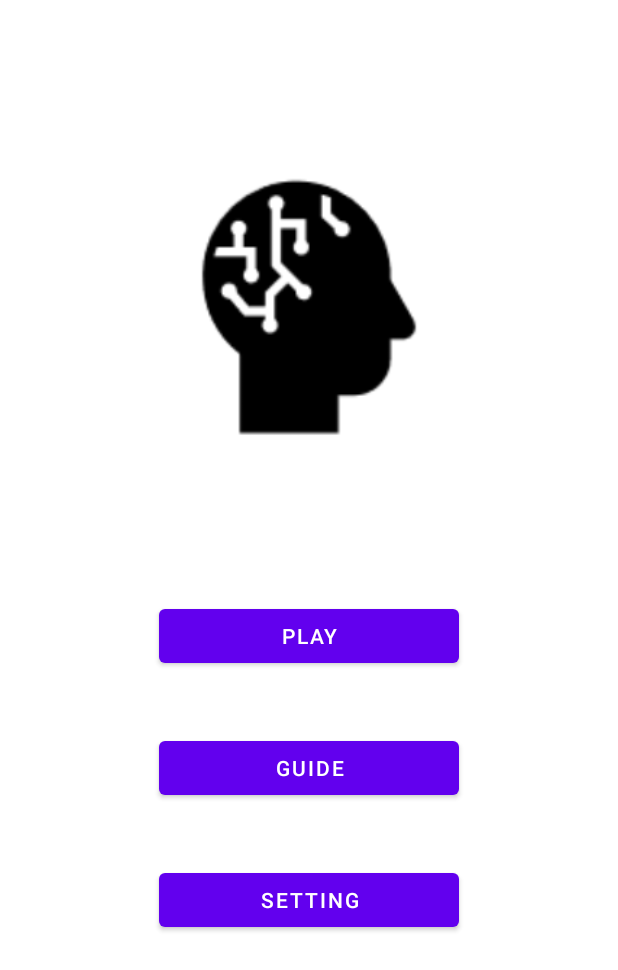
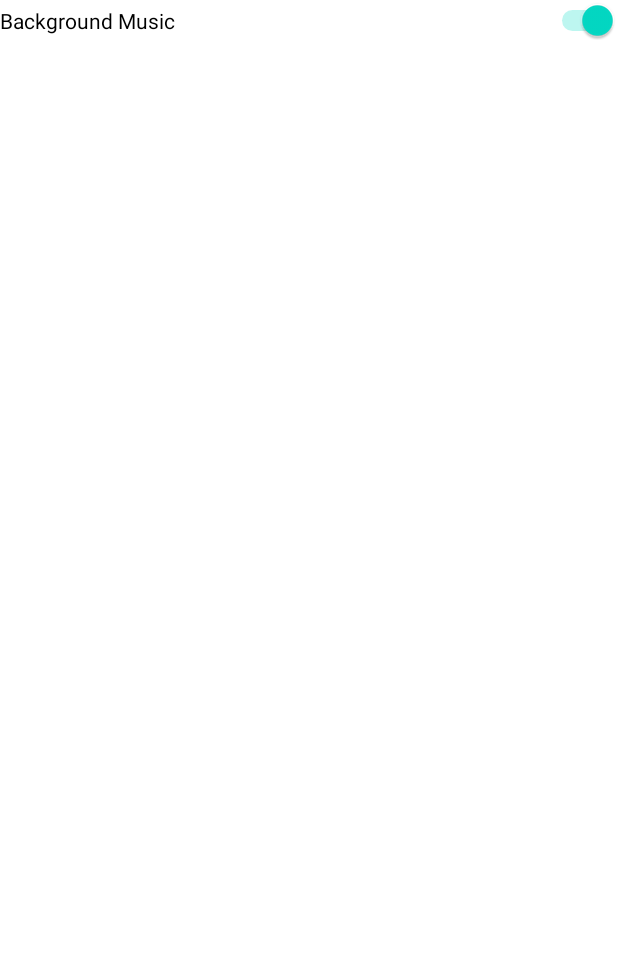
Before and after one commit to WenyiTang/AndroidCA, an Android app: the screen it shows after launch (MainActivity before the commit, SettingPage after it), after a tap on "SETTING", on a phone screen of 412 x 824 dp. Shown: the top 970 px of the screen. Run offline under Robolectric (Android 15) with nearby library versions, the phone set to English and light mode, and no system bars.

Commit message:
setting page up, mute button not working

```diff
--- a/app/src/main/AndroidManifest.xml
+++ b/app/src/main/AndroidManifest.xml
@@ -15,7 +15,7 @@
         android:theme="@style/Theme.CA"
         android:usesCleartextTraffic="true">
         <activity
-            android:name=".UserSettings"
+            android:name=".SettingPage"
             android:exported="false" />
         <activity
             android:name=".Guide"
--- a/app/src/main/java/iss/workshop/ca/MusicManager.java
+++ b/app/src/main/java/iss/workshop/ca/MusicManager.java
@@ -19,12 +19,16 @@ public class MusicManager {
     private static int currentMusic = -1;
     private static int previousMusic =-1;
 
-    public static float getMusicVolume(Context context){
-        /*SharedPreferences sharedPreferences = PreferenceManager.getDefaultSharedPreferences(context);
-        float volume = sharedPreferences.getFloat("volume",1f);*/
-        float volume = 1f;
+    /*public static float getMusicVolume(Context context){
+        SharedPreferences sharedPref = context.getApplicationContext().getSharedPreferences("volume", Context.MODE_PRIVATE);
+        float volume = sharedPref.getFloat("volume",0.5f);
+
+        //SharedPreferences pref = PreferenceManager.getDefaultSharedPreferences(context);
+        //float volume = pref.getFloat("volume",0.5f);
+
+
         return volume;
-    }
+    }*/
 
     public static void start(Context context, int music){
         start(context, music, false);
@@ -68,7 +72,7 @@ public class MusicManager {
             }
             players.put(music,mp);
             try{
-                mp.setVolume(getMusicVolume(context),getMusicVolume(context));
+                mp.setVolume(SettingPage.getMusicVolume(context),SettingPage.getMusicVolume(context));
                 mp.setLooping(true);
                 mp.start();
             }
--- a/app/src/main/java/iss/workshop/ca/SettingPage.java
+++ b/app/src/main/java/iss/workshop/ca/SettingPage.java
@@ -1,69 +1,99 @@
 package iss.workshop.ca;
 
+import android.content.Context;
 import android.content.SharedPreferences;
 import android.os.Bundle;
+import android.preference.PreferenceManager;
 import android.view.View;
 import android.widget.CompoundButton;
 import android.widget.Switch;
+import android.widget.Toast;
 
 import androidx.appcompat.app.AppCompatActivity;
 
-public class SettingPage extends AppCompatActivity {
+import com.google.android.material.switchmaterial.SwitchMaterial;
+
+public class SettingPage extends AppCompatActivity{
 
     private Switch musicSwitch;
 
     private UserSettings settings;
 
-    private float volume;
 
     @Override
     protected void onCreate(Bundle savedInstanceState) {
         super.onCreate(savedInstanceState);
         setContentView(R.layout.activity_setting);
 
+        musicSwitch = findViewById(R.id.musicSwitch);
+        musicSwitch.setChecked(true);
+
         settings = (UserSettings) getApplication();
-
-        musicSwitch = findViewById(R.id.musicSwitch);
+        initSwitchListener();
+        loadSharedPreferences();
 
 
-        //loadSharedPreferences();
+        getMusicVolume(getApplicationContext());
 
     }
 
-    /*private void loadSharedPreferences() {
-        SharedPreferences sp = getSharedPreferences(UserSettings.PREFERENCES, MODE_PRIVATE);
-        String soundPref = sp.getString(UserSettings.SOUND_PREF, UserSettings.SOUND_ON);
+    private void loadSharedPreferences(){
+        SharedPreferences sharedPreferences=getSharedPreferences(UserSettings.PREFERENCES,MODE_PRIVATE);
+        float soundPref=sharedPreferences.getFloat(UserSettings.PREFERENCES,UserSettings.SOUND_ON);
+
+        //if (settings.getSoundPref().equals(UserSettings.SOUND_OFF)){
+        //    soundPref=sharedPreferences.getFloat(UserSettings.PREFERENCES,UserSettings.SOUND_OFF);
+        //}
+
         settings.setSoundPref(soundPref);
     }
+
+
 
     private void initSwitchListener(){
         musicSwitch.setOnCheckedChangeListener(new CompoundButton.OnCheckedChangeListener() {
             public void onCheckedChanged(CompoundButton compoundButton, boolean isChecked) {
+
+                //SharedPreferences sharedPref = getSharedPreferences("volume", Context.MODE_PRIVATE);
+                //SharedPreferences.Editor editor =sharedPref.edit();
+
+
                 if(isChecked){
-                    settings.setSoundPref(UserSettings.SOUND_OFF);
+                    settings.setSoundPref(UserSettings.SOUND_ON);
+                    Toast.makeText(getApplicationContext(), "Switch enabled", Toast.LENGTH_SHORT).show();
+                    //editor.putFloat("volume",1f);
+                    //editor.commit();
                 }
                 else{
-                    settings.setSoundPref(UserSettings.SOUND_ON);
+                    settings.setSoundPref(UserSettings.SOUND_OFF);
+                    Toast.makeText(getApplicationContext(), "Switch disabled", Toast.LENGTH_SHORT).show();
+                    //editor.clear();
+                    //editor.putFloat("volume",0f);
+                    //editor.commit();
                 }
 
-                SharedPreferences.Editor editor = getSharedPreferences(UserSettings.PREFERENCES,MODE_PRIVATE).edit();
-                editor.putString(UserSettings.SOUND_PREF,settings.getSoundPref());
+                SharedPreferences.Editor editor=getSharedPreferences(UserSettings.PREFERENCES,MODE_PRIVATE).edit();
+                editor.putFloat(UserSettings.SOUND_PREF,settings.getSoundPref());
                 editor.commit();
-                updateSound();
+                getMusicVolume(getApplicationContext());
+
             }
         });
     }
 
-    private void updateSound(){
-        if (settings.getSoundPref().equals(UserSettings.SOUND_OFF))
-        {
-            volume=0f;
-        }
-        if (settings.getSoundPref().equals(UserSettings.SOUND_ON))
-        {
-            volume=1f;
-        }
-    }*/
+    public static float getMusicVolume(Context context){
+        //SharedPreferences sharedPref = context.getSharedPreferences("volume", Context.MODE_PRIVATE);
+        //float volume = sharedPref.getFloat("volume",1f);
+
+        SharedPreferences sharedPref = context.getSharedPreferences(UserSettings.SOUND_PREF, Context.MODE_PRIVATE);
+        float volume = sharedPref.getFloat(UserSettings.SOUND_PREF,1f);
+
+
+
+        return volume;
+    }
+
+
 
 
 }
--- a/app/src/main/java/iss/workshop/ca/UserSettings.java
+++ b/app/src/main/java/iss/workshop/ca/UserSettings.java
@@ -5,21 +5,21 @@ import androidx.appcompat.app.AppCompatActivity;
 import android.app.Application;
 import android.os.Bundle;
 
-public class UserSettings extends Application {
+public class UserSettings extends Application{
 
     public static final String PREFERENCES = "preferences";
 
     public static final String SOUND_PREF = "soundPref";
-    public static final String SOUND_ON = "soundOn";
-    public static final String SOUND_OFF = "soundOff";
+    public static final float SOUND_ON = 1f;
+    public static final float SOUND_OFF = 0f;
 
-    private String soundPref;
+    private Float soundPref;
 
-    public String getSoundPref() {
+    public Float getSoundPref() {
         return soundPref;
     }
 
-    public void setSoundPref(String soundPref) {
+    public void setSoundPref(Float soundPref) {
         this.soundPref = soundPref;
     }
 }
--- a/app/src/main/res/layout/activity_setting.xml
+++ b/app/src/main/res/layout/activity_setting.xml
@@ -1,20 +1,13 @@
-<?xml version="1.0" encoding="utf-8"?>
-<androidx.constraintlayout.widget.ConstraintLayout xmlns:android="http://schemas.android.com/apk/res/android"
-    xmlns:app="http://schemas.android.com/apk/res-auto"
-    xmlns:tools="http://schemas.android.com/tools"
+<LinearLayout xmlns:android="http://schemas.android.com/apk/res/android"
     android:layout_width="match_parent"
-    android:layout_height="match_parent"
-    tools:context=".UserSettings">
+    android:layout_height="match_parent">
+
 
     <Switch
         android:id="@+id/musicSwitch"
-        android:layout_width="match_parent"
+        android:layout_width="wrap_content"
         android:layout_height="wrap_content"
-        android:text="Switch"
-        app:layout_constraintVertical_bias="0.1"
-        app:layout_constraintHorizontal_bias="0.1"
-        app:layout_constraintStart_toStartOf="parent"
-        app:layout_constraintEnd_toEndOf="parent"
-        app:layout_constraintTop_toTopOf="parent"
-        app:layout_constraintBottom_toBottomOf="parent"/>
-</androidx.constraintlayout.widget.ConstraintLayout>
+        android:layout_weight="1"
+        android:key="volume"
+        android:text="@string/background_music" />
+</LinearLayout>
--- a/app/src/main/res/values/strings.xml
+++ b/app/src/main/res/values/strings.xml
@@ -27,6 +27,8 @@
     <string name="timer">Time: </string>
     <string name="title_activity_settings">SettingsActivity</string>
 
+    <!-- setting page-->
+    <string name="background_music">Background Music</string>
     <!-- Preference Titles -->
     <string name="messages_header">Messages</string>
     <string name="sync_header">Sync</string>
@@ -41,4 +43,6 @@
     <string name="attachment_summary_on">Automatically download attachments for incoming emails
     </string>
     <string name="attachment_summary_off">Only download attachments when manually requested</string>
+
+
 </resources>
```
